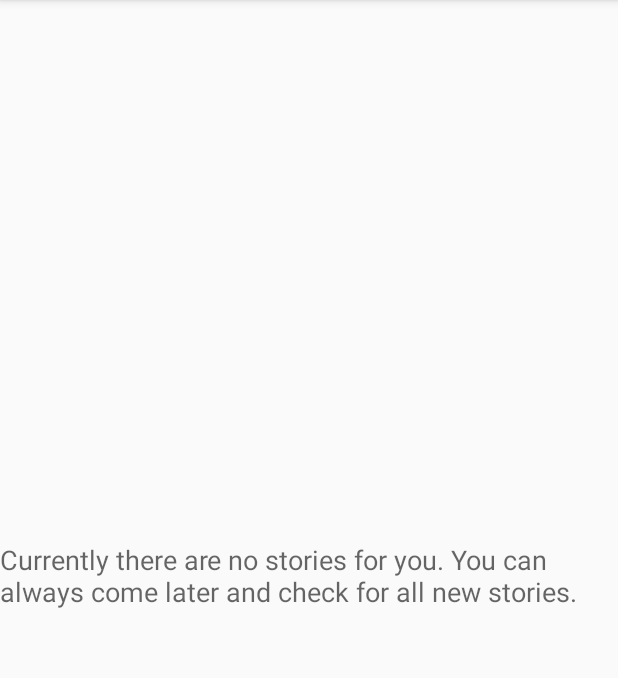
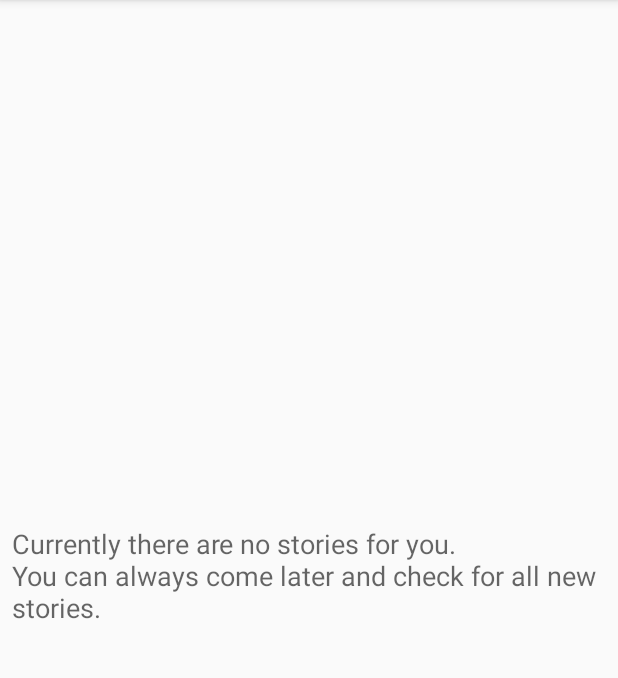
Before and after one commit to kayali86/NewsApp, an Android app: the screen it shows after launch (MainActivity), on a phone screen of 412 x 824 dp, the part 84-762 px from its top. Run offline under Robolectric (Android 15) with nearby library versions, the phone set to English and light mode, and no system bars.

Commit message:
Second Submission

```diff
--- a/app/src/main/java/com/developer/kayali/newsapp/MainActivity.java
+++ b/app/src/main/java/com/developer/kayali/newsapp/MainActivity.java
@@ -26,7 +26,7 @@ public class MainActivity extends AppCompatActivity implements LoaderManager.Loa
     private static final int STORY_LOADER_ID = 1;
     // Url to get the JSON response from the server
     private static final String REQUEST_URL =
-            "http://content.guardianapis.com/search?order-by=newest&show-references=author&page-size=50&api-key=5c70d9f0-f6a0-42bc-8487-99fde6b0ffbf";
+            "http://content.guardianapis.com/search?order-by=newest&show-tags=contributor&page-size=50&api-key=5c70d9f0-f6a0-42bc-8487-99fde6b0ffbf";
     // Declaring an adapter for the list of Stories
     private StoryAdapter mAdapter;
     // A TextView to display when the list of stories is empty
--- a/app/src/main/res/layout/activity_main.xml
+++ b/app/src/main/res/layout/activity_main.xml
@@ -19,6 +19,7 @@
         android:layout_width="wrap_content"
         android:layout_height="wrap_content"
         android:layout_centerInParent="true"
+        android:padding="@dimen/main_padding"
         android:textAppearance="?android:textAppearanceMedium" />
 
     <!-- Loading indicator is only shown before the first load -->
--- a/app/src/main/res/values/strings.xml
+++ b/app/src/main/res/values/strings.xml
@@ -1,6 +1,6 @@
 <resources>
     <string name="app_name">News App</string>
-    <string name="no_stories">Currently there are no stories for you. You can always come later and check for all new stories.</string>
+    <string name="no_stories">Currently there are no stories for you.\nYou can always come later and check for all new stories.</string>
     <!-- Error message when no internet connection -->
     <string name="no_internet_connection">No internet connection.</string>
     <!-- Images Content Description -->
```
Also changed, not shown: app/src/main/java/com/developer/kayali/newsapp/QueryUtils.java (+22 -13 lines).
